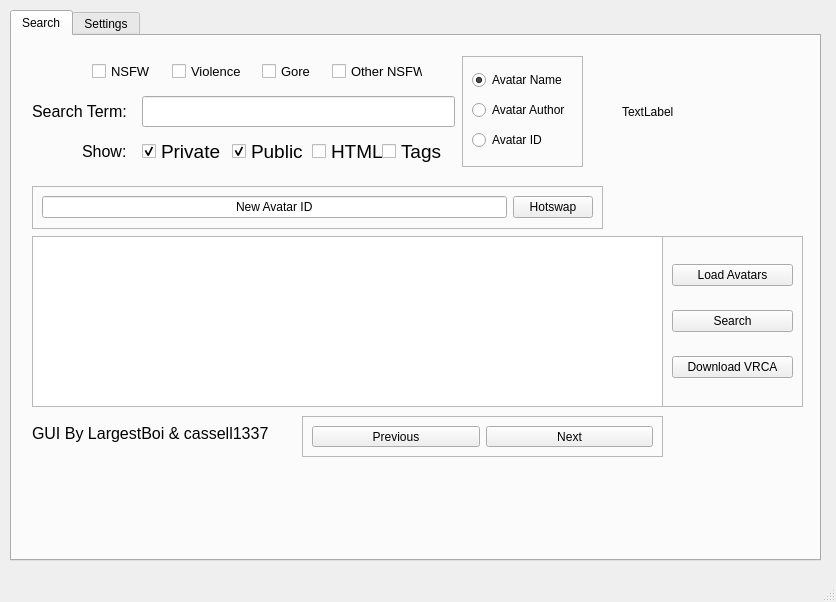
Qt form GUI/untitled.ui (Cranbaerry/A.R.E.S) before a commit.
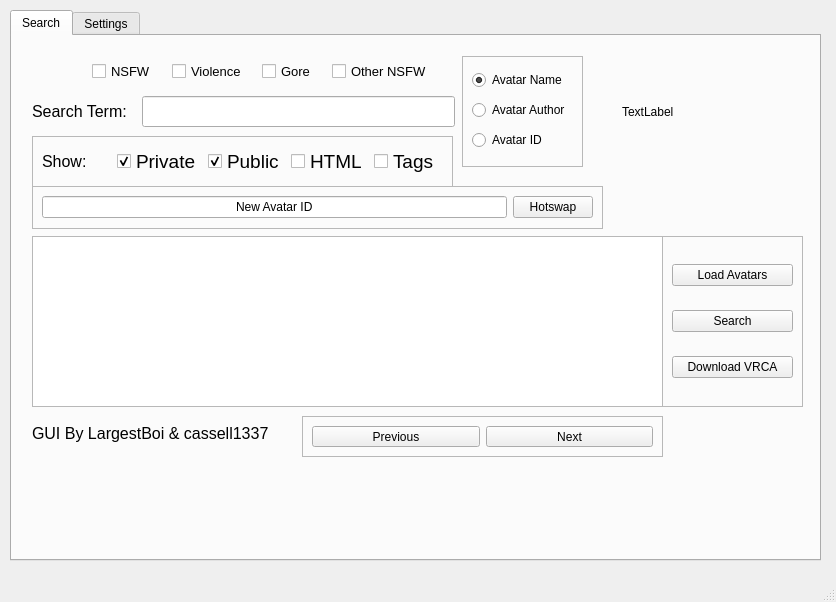
The same form after that commit.

```diff
--- a/GUI/untitled.ui
+++ b/GUI/untitled.ui
@@ -306,114 +306,12 @@
        </item>
       </layout>
      </widget>
-     <widget class="QCheckBox" name="PrivateBox">
-      <property name="geometry">
-       <rect>
-        <x>130</x>
-        <y>100</y>
-        <width>81</width>
-        <height>31</height>
-       </rect>
-      </property>
-      <property name="font">
-       <font>
-        <pointsize>14</pointsize>
-       </font>
-      </property>
-      <property name="text">
-       <string>Private</string>
-      </property>
-      <property name="checked">
-       <bool>true</bool>
-      </property>
-     </widget>
-     <widget class="QCheckBox" name="PublicBox">
-      <property name="geometry">
-       <rect>
-        <x>220</x>
-        <y>100</y>
-        <width>81</width>
-        <height>31</height>
-       </rect>
-      </property>
-      <property name="font">
-       <font>
-        <pointsize>14</pointsize>
-       </font>
-      </property>
-      <property name="text">
-       <string>Public</string>
-      </property>
-      <property name="checked">
-       <bool>true</bool>
-      </property>
-     </widget>
-     <widget class="QLabel" name="label_4">
-      <property name="geometry">
-       <rect>
-        <x>70</x>
-        <y>100</y>
-        <width>51</width>
-        <height>31</height>
-       </rect>
-      </property>
-      <property name="font">
-       <font>
-        <pointsize>12</pointsize>
-       </font>
-      </property>
-      <property name="text">
-       <string>Show:</string>
-      </property>
-     </widget>
-     <widget class="QCheckBox" name="HTMLBox">
-      <property name="geometry">
-       <rect>
-        <x>300</x>
-        <y>100</y>
-        <width>81</width>
-        <height>31</height>
-       </rect>
-      </property>
-      <property name="font">
-       <font>
-        <pointsize>14</pointsize>
-       </font>
-      </property>
-      <property name="text">
-       <string>HTML</string>
-      </property>
-      <property name="checked">
-       <bool>false</bool>
-      </property>
-     </widget>
-     <widget class="QCheckBox" name="TagSettings">
-      <property name="geometry">
-       <rect>
-        <x>370</x>
-        <y>100</y>
-        <width>61</width>
-        <height>31</height>
-       </rect>
-      </property>
-      <property name="font">
-       <font>
-        <pointsize>14</pointsize>
-       </font>
-      </property>
-      <property name="text">
-       <string>Tags</string>
-      </property>
-      <property name="checked">
-       <bool>false</bool>
-      </property>
-     </widget>
      <widget class="QCheckBox" name="TagSettings_2">
       <property name="geometry">
        <rect>
         <x>320</x>
         <y>20</y>
-        <width>91</width>
+        <width>101</width>
         <height>31</height>
        </rect>
       </property>
@@ -437,7 +335,7 @@
        <rect>
         <x>80</x>
         <y>20</y>
-        <width>81</width>
+        <width>71</width>
         <height>31</height>
        </rect>
       </property>
@@ -458,7 +356,7 @@
        <rect>
         <x>250</x>
         <y>20</y>
-        <width>81</width>
+        <width>61</width>
         <height>31</height>
        </rect>
       </property>
@@ -479,7 +377,7 @@
        <rect>
         <x>160</x>
         <y>20</y>
-        <width>81</width>
+        <width>71</width>
         <height>31</height>
        </rect>
       </property>
@@ -495,6 +393,96 @@
        <bool>false</bool>
       </property>
      </widget>
+     <widget class="QFrame" name="frame_6">
+      <property name="geometry">
+       <rect>
+        <x>20</x>
+        <y>100</y>
+        <width>421</width>
+        <height>51</height>
+       </rect>
+      </property>
+      <property name="frameShape">
+       <enum>QFrame::StyledPanel</enum>
+      </property>
+      <property name="frameShadow">
+       <enum>QFrame::Raised</enum>
+      </property>
+      <layout class="QHBoxLayout" name="horizontalLayout">
+       <item>
+        <widget class="QLabel" name="label_4">
+         <property name="font">
+          <font>
+           <pointsize>12</pointsize>
+          </font>
+         </property>
+         <property name="text">
+          <string>Show:</string>
+         </property>
+        </widget>
+       </item>
+       <item>
+        <widget class="QCheckBox" name="PrivateBox">
+         <property name="font">
+          <font>
+           <pointsize>14</pointsize>
+          </font>
+         </property>
+         <property name="text">
+          <string>Private</string>
+         </property>
+         <property name="checked">
+          <bool>true</bool>
+         </property>
+        </widget>
+       </item>
+       <item>
+        <widget class="QCheckBox" name="PublicBox">
+         <property name="font">
+          <font>
+           <pointsize>14</pointsize>
+          </font>
+         </property>
+         <property name="text">
+          <string>Public</string>
+         </property>
+         <property name="checked">
+          <bool>true</bool>
+         </property>
+        </widget>
+       </item>
+       <item>
+        <widget class="QCheckBox" name="HTMLBox">
+         <property name="font">
+          <font>
+           <pointsize>14</pointsize>
+          </font>
+         </property>
+         <property name="text">
+          <string>HTML</string>
+         </property>
+         <property name="checked">
+          <bool>false</bool>
+         </property>
+        </widget>
+       </item>
+       <item>
+        <widget class="QCheckBox" name="TagSettings">
+         <property name="font">
+          <font>
+           <pointsize>14</pointsize>
+          </font>
+         </property>
+         <property name="text">
+          <string>Tags</string>
+         </property>
+         <property name="checked">
+          <bool>false</bool>
+         </property>
+        </widget>
+       </item>
+      </layout>
+     </widget>
     </widget>
     <widget class="QWidget" name="tab_2">
      <attribute name="title">
```
Left out of the diff: 2 changed lines with no effect on the pictures.
